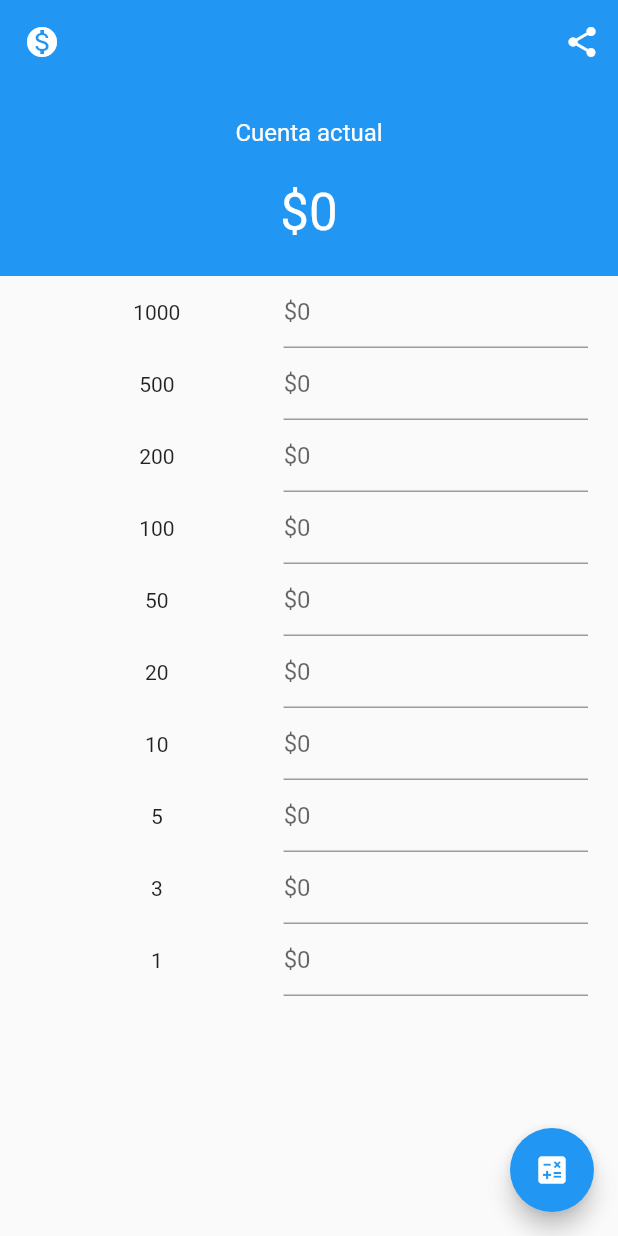
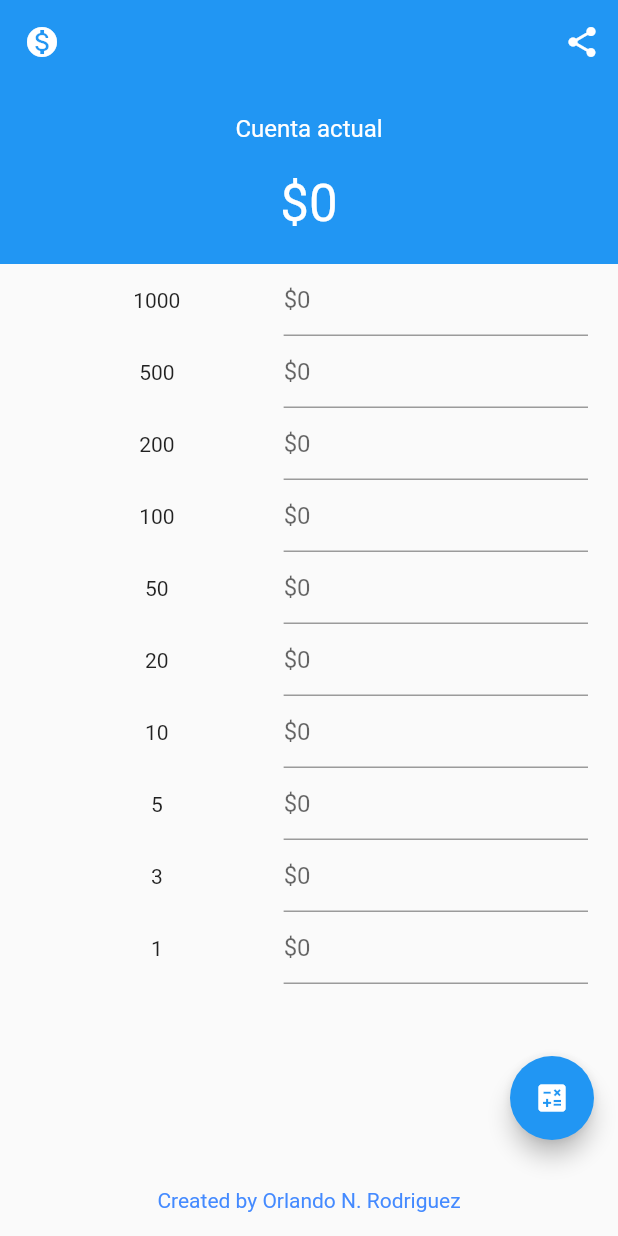
Before and after one commit to orlandev/flutter_cash_counter, a Flutter app: the screen it shows after launch, on a phone screen of 412 x 824 dp. Run offline on Flutter 3.47's test engine with Material 2 defaults, Android fonts, the phone set to English and light mode, and no system bars.

Commit message:
Add bottom text

```diff
--- a/lib/main.dart
+++ b/lib/main.dart
@@ -82,6 +82,16 @@ class _MyHomePageState extends State<MyHomePage> {
   @override
   Widget build(BuildContext context) {
     return Scaffold(
+      bottomNavigationBar: const Padding(
+        padding: EdgeInsets.all(8.0),
+        child: Center(
+            heightFactor: 2, child: Text(
+            "Created by Orlando N. Rodriguez",
+          style: TextStyle(
+            color: Colors.blueAccent
+          ),
+        )),
+      ),
       floatingActionButton: FloatingActionButton(
           onPressed: () {
             _calculateCash();
@@ -157,7 +167,8 @@ class _MyHomePageState extends State<MyHomePage> {
                                 keyboardType: TextInputType.number,
                                 decoration:
                                     const InputDecoration(hintText: "\$0"),
-                                controller: _controllers[cashList.indexOf(item)],
+                                controller:
+                                    _controllers[cashList.indexOf(item)],
                               ),
                             ),
                           ],
```
